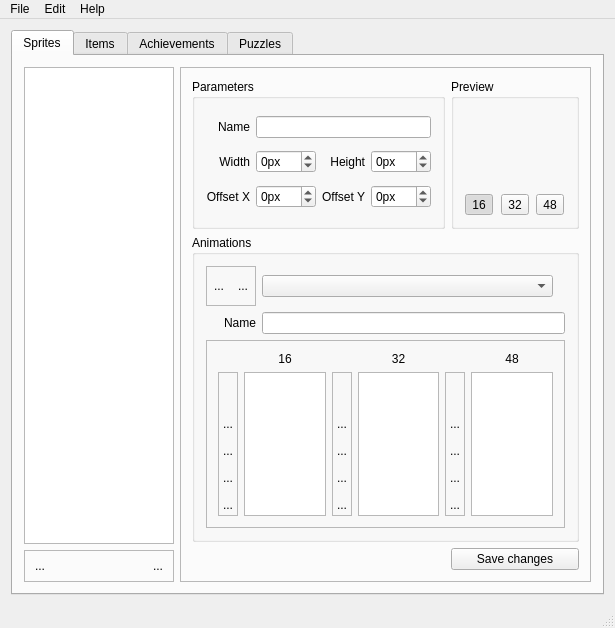
Before: the Qt Designer form mainwindow.ui in particlequest/BrowserQuest-Editor, drawn with Qt 5.
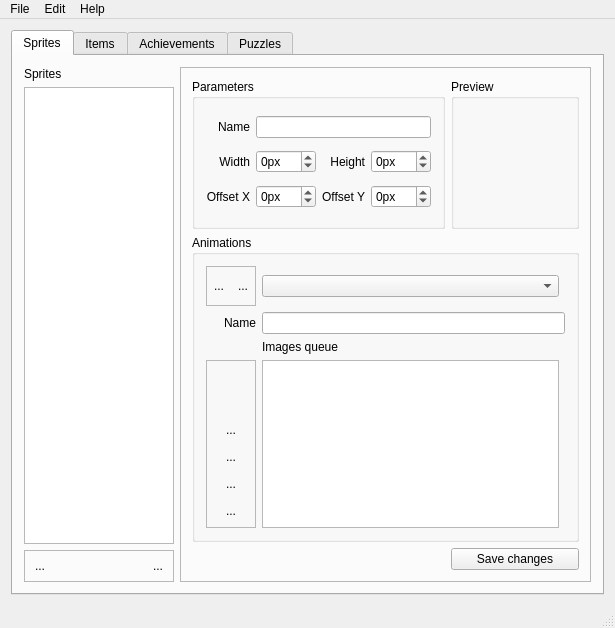
After: the same form once the commit is applied. Icons and pictures are not drawn.

Commit message: SpriteSheet and Animation created. Inital code for main controller Project.

What changed in the file:
```diff
--- a/mainwindow.ui
+++ b/mainwindow.ui
@@ -25,7 +25,7 @@
         <string>Sprites</string>
        </attribute>
        <layout class="QGridLayout" name="gridLayout_2">
-        <item row="1" column="0">
+        <item row="2" column="0">
          <widget class="QFrame" name="sprites_sprite_list_tool_buttons_frame">
           <property name="sizePolicy">
            <sizepolicy hsizetype="Minimum" vsizetype="Minimum">
@@ -126,7 +126,7 @@
           </layout>
          </widget>
         </item>
-        <item row="0" column="0">
+        <item row="1" column="0">
          <widget class="QListWidget" name="sprites_list_view">
           <property name="sizePolicy">
            <sizepolicy hsizetype="Fixed" vsizetype="Expanding">
@@ -142,7 +142,17 @@
           </property>
          </widget>
         </item>
-        <item row="0" column="1" rowspan="2">
+        <item row="0" column="0">
+         <widget class="QLabel" name="sprites_sprites_label">
+          <property name="text">
+           <string>Sprites</string>
+          </property>
+          <property name="alignment">
+           <set>Qt::AlignLeading|Qt::AlignLeft|Qt::AlignVCenter</set>
+          </property>
+         </widget>
+        </item>
+        <item row="0" column="1" rowspan="3">
          <widget class="QFrame" name="sprites_form_frame">
           <property name="sizePolicy">
            <sizepolicy hsizetype="Expanding" vsizetype="Expanding">
@@ -350,68 +360,20 @@
               <string>Animations</string>
              </property>
              <layout class="QGridLayout" name="gridLayout_5">
-              <item row="1" column="1" colspan="3">
-               <widget class="QLineEdit" name="sprites_animation_name_lineEdit"/>
-              </item>
-              <item row="1" column="0">
-               <widget class="QLabel" name="sprites_animation_name_label">
-                <property name="text">
-                 <string>Name</string>
-                </property>
-                <property name="alignment">
-                 <set>Qt::AlignRight|Qt::AlignTrailing|Qt::AlignVCenter</set>
-                </property>
-               </widget>
-              </item>
-              <item row="2" column="0" colspan="4">
-               <widget class="QFrame" name="sprites_animation_images_frame">
-                <property name="frameShape">
-                 <enum>QFrame::StyledPanel</enum>
-                </property>
-                <property name="frameShadow">
-                 <enum>QFrame::Raised</enum>
-                </property>
-                <layout class="QGridLayout" name="gridLayout_7">
-                 <item row="0" column="3">
-                  <widget class="QLabel" name="sprites_animation_images_32_label">
-                   <property name="text">
-                    <string>32</string>
-                   </property>
-                   <property name="alignment">
-                    <set>Qt::AlignCenter</set>
-                   </property>
-                  </widget>
-                 </item>
-                 <item row="1" column="1">
-                  <widget class="QListWidget" name="sprites_animation_images_16_listView"/>
-                 </item>
-                 <item row="0" column="1">
+              <item row="2" column="1">
                   <widget class="QLabel" name="sprites_animation_images_16_label">
                    <property name="text">
-                    <string>16</string>
+                 <string>Images queue</string>
                    </property>
                    <property name="alignment">
-                    <set>Qt::AlignCenter</set>
+                 <set>Qt::AlignLeading|Qt::AlignLeft|Qt::AlignVCenter</set>
                    </property>
                   </widget>
                  </item>
-                 <item row="1" column="3">
-                  <widget class="QListWidget" name="sprites_animation_images_32_listView"/>
-                 </item>
-                 <item row="0" column="5">
-                  <widget class="QLabel" name="sprites_animation_images_48_label">
-                   <property name="text">
-                    <string>48</string>
-                   </property>
-                   <property name="alignment">
-                    <set>Qt::AlignCenter</set>
-                   </property>
-                  </widget>
-                 </item>
-                 <item row="1" column="5">
-                  <widget class="QListWidget" name="sprites_animation_images_48_listView"/>
-                 </item>
-                 <item row="1" column="0">
+              <item row="3" column="1">
+               <widget class="QListWidget" name="sprites_animation_images_16_listView"/>
+              </item>
+              <item row="3" column="0">
                   <widget class="QFrame" name="sprites_animation_images_16_controls_frame">
                    <property name="minimumSize">
                     <size>
@@ -430,16 +392,16 @@
                      <number>6</number>
                     </property>
                     <property name="leftMargin">
-                     <number>0</number>
+                  <number>6</number>
                     </property>
                     <property name="topMargin">
-                     <number>0</number>
+                  <number>6</number>
                     </property>
                     <property name="rightMargin">
-                     <number>0</number>
+                  <number>6</number>
                     </property>
                     <property name="bottomMargin">
-                     <number>0</number>
+                  <number>6</number>
                     </property>
                     <item>
                      <spacer name="sprites_animation_images_16_controls_spacer">
@@ -456,6 +418,12 @@
                     </item>
                     <item>
                      <widget class="QToolButton" name="sprites_animation_images_16_up_button">
+                   <property name="sizePolicy">
+                    <sizepolicy hsizetype="Preferred" vsizetype="Preferred">
+                     <horstretch>0</horstretch>
+                     <verstretch>0</verstretch>
+                    </sizepolicy>
+                   </property>
                       <property name="text">
                        <string>...</string>
                       </property>
@@ -470,6 +438,12 @@
                     </item>
                     <item>
                      <widget class="QToolButton" name="sprites_animation_images_16_down_button">
+                   <property name="sizePolicy">
+                    <sizepolicy hsizetype="Preferred" vsizetype="Preferred">
+                     <horstretch>0</horstretch>
+                     <verstretch>0</verstretch>
+                    </sizepolicy>
+                   </property>
                       <property name="text">
                        <string>...</string>
                       </property>
@@ -484,6 +458,12 @@
                     </item>
                     <item>
                      <widget class="QToolButton" name="sprites_animation_images_16_open_button">
+                   <property name="sizePolicy">
+                    <sizepolicy hsizetype="Preferred" vsizetype="Preferred">
+                     <horstretch>0</horstretch>
+                     <verstretch>0</verstretch>
+                    </sizepolicy>
+                   </property>
                       <property name="text">
                        <string>...</string>
                       </property>
@@ -498,223 +478,22 @@
                     </item>
                     <item>
                      <widget class="QToolButton" name="sprites_animation_images_16_remove_button">
-                      <property name="text">
-                       <string>...</string>
-                      </property>
-                      <property name="icon">
-                       <iconset resource="resources.qrc">
-                        <normaloff>:/icons/img/icons/remove.png</normaloff>:/icons/img/icons/remove.png</iconset>
-                      </property>
-                      <property name="autoRaise">
-                       <bool>true</bool>
-                      </property>
-                     </widget>
-                    </item>
-                   </layout>
-                  </widget>
-                 </item>
-                 <item row="1" column="2">
-                  <widget class="QFrame" name="sprites_animation_images_16_controls_frame_2">
-                   <property name="minimumSize">
-                    <size>
-                     <width>20</width>
-                     <height>0</height>
-                    </size>
-                   </property>
-                   <property name="frameShape">
-                    <enum>QFrame::StyledPanel</enum>
-                   </property>
-                   <property name="frameShadow">
-                    <enum>QFrame::Raised</enum>
-                   </property>
-                   <layout class="QVBoxLayout" name="verticalLayout_2">
-                    <property name="spacing">
-                     <number>6</number>
-                    </property>
-                    <property name="leftMargin">
-                     <number>0</number>
-                    </property>
-                    <property name="topMargin">
-                     <number>0</number>
-                    </property>
-                    <property name="rightMargin">
-                     <number>0</number>
-                    </property>
-                    <property name="bottomMargin">
-                     <number>0</number>
-                    </property>
-                    <item>
-                     <spacer name="sprites_animation_images_32_controls_spacer">
-                      <property name="orientation">
-                       <enum>Qt::Vertical</enum>
-                      </property>
-                      <property name="sizeHint" stdset="0">
-                       <size>
-                        <width>20</width>
-                        <height>40</height>
-                       </size>
-                      </property>
-                     </spacer>
-                    </item>
-                    <item>
-                     <widget class="QToolButton" name="sprites_animation_images_32_up_button">
+                   <property name="sizePolicy">
+                    <sizepolicy hsizetype="Preferred" vsizetype="Preferred">
+                     <horstretch>0</horstretch>
+                     <verstretch>0</verstretch>
+                    </sizepolicy>
+                   </property>
                       <property name="text">
                        <string>...</string>
                       </property>
                       <property name="icon">
                        <iconset resource="resources.qrc">
-                        <normaloff>:/icons/img/icons/up.png</normaloff>:/icons/img/icons/up.png</iconset>
-                      </property>
-                      <property name="autoRaise">
-                       <bool>true</bool>
-                      </property>
-                     </widget>
-                    </item>
-                    <item>
-                     <widget class="QToolButton" name="sprites_animation_images_32_down_button">
-                      <property name="text">
-                       <string>...</string>
-                      </property>
-                      <property name="icon">
-                       <iconset resource="resources.qrc">
-                        <normaloff>:/icons/img/icons/down.png</normaloff>:/icons/img/icons/down.png</iconset>
-                      </property>
-                      <property name="autoRaise">
-                       <bool>true</bool>
-                      </property>
-                     </widget>
-                    </item>
-                    <item>
-                     <widget class="QToolButton" name="sprites_animation_images_32_open_button">
-                      <property name="text">
-                       <string>...</string>
-                      </property>
-                      <property name="icon">
-                       <iconset resource="resources.qrc">
-                        <normaloff>:/icons/img/icons/open-folder.png</normaloff>:/icons/img/icons/open-folder.png</iconset>
-                      </property>
-                      <property name="autoRaise">
-                       <bool>true</bool>
-                      </property>
-                     </widget>
-                    </item>
-                    <item>
-                     <widget class="QToolButton" name="sprites_animation_images_32_remove_button">
-                      <property name="text">
-                       <string>...</string>
-                      </property>
-                      <property name="icon">
-                       <iconset resource="resources.qrc">
                         <normaloff>:/icons/img/icons/remove.png</normaloff>:/icons/img/icons/remove.png</iconset>
                       </property>
                       <property name="autoRaise">
                        <bool>true</bool>
                       </property>
-                     </widget>
-                    </item>
-                   </layout>
-                  </widget>
-                 </item>
-                 <item row="1" column="4">
-                  <widget class="QFrame" name="sprites_animation_images_16_controls_frame_3">
-                   <property name="minimumSize">
-                    <size>
-                     <width>20</width>
-                     <height>0</height>
-                    </size>
-                   </property>
-                   <property name="frameShape">
-                    <enum>QFrame::StyledPanel</enum>
-                   </property>
-                   <property name="frameShadow">
-                    <enum>QFrame::Raised</enum>
-                   </property>
-                   <layout class="QVBoxLayout" name="verticalLayout_3">
-                    <property name="spacing">
-                     <number>6</number>
-                    </property>
-                    <property name="leftMargin">
-                     <number>0</number>
-                    </property>
-                    <property name="topMargin">
-                     <number>0</number>
-                    </property>
-                    <property name="rightMargin">
-                     <number>0</number>
-                    </property>
-                    <property name="bottomMargin">
-                     <number>0</number>
-                    </property>
-                    <item>
-                     <spacer name="sprites_animation_images_48_controls_spacer">
-                      <property name="orientation">
-                       <enum>Qt::Vertical</enum>
-                      </property>
-                      <property name="sizeHint" stdset="0">
-                       <size>
-                        <width>20</width>
-                        <height>40</height>
-                       </size>
-                      </property>
-                     </spacer>
-                    </item>
-                    <item>
-                     <widget class="QToolButton" name="sprites_animation_images_48_up_button">
-                      <property name="text">
-                       <string>...</string>
-                      </property>
-                      <property name="icon">
-                       <iconset resource="resources.qrc">
-                        <normaloff>:/icons/img/icons/up.png</normaloff>:/icons/img/icons/up.png</iconset>
-                      </property>
-                      <property name="autoRaise">
-                       <bool>true</bool>
-                      </property>
-                     </widget>
-                    </item>
-                    <item>
-                     <widget class="QToolButton" name="sprites_animation_images_48_down_button">
-                      <property name="text">
-                       <string>...</string>
-                      </property>
-                      <property name="icon">
-                       <iconset resource="resources.qrc">
-                        <normaloff>:/icons/img/icons/down.png</normaloff>:/icons/img/icons/down.png</iconset>
-                      </property>
-                      <property name="autoRaise">
-                       <bool>true</bool>
-                      </property>
-                     </widget>
-                    </item>
-                    <item>
-                     <widget class="QToolButton" name="sprites_animation_images_48_open_button">
-                      <property name="text">
-                       <string>...</string>
-                      </property>
-                      <property name="icon">
-                       <iconset resource="resources.qrc">
-                        <normaloff>:/icons/img/icons/open-folder.png</normaloff>:/icons/img/icons/open-folder.png</iconset>
-                      </property>
-                      <property name="autoRaise">
-                       <bool>true</bool>
-                      </property>
-                     </widget>
-                    </item>
-                    <item>
-                     <widget class="QToolButton" name="sprites_animation_images_48_remove_button">
-                      <property name="text">
-                       <string>...</string>
-                      </property>
-                      <property name="icon">
-                       <iconset resource="resources.qrc">
-                        <normaloff>:/icons/img/icons/remove.png</normaloff>:/icons/img/icons/remove.png</iconset>
-                      </property>
-                      <property name="autoRaise">
-                       <bool>true</bool>
-                      </property>
-                     </widget>
-                    </item>
-                   </layout>
                   </widget>
                  </item>
                 </layout>
@@ -787,6 +566,19 @@
                 </layout>
                </widget>
               </item>
+              <item row="1" column="1" colspan="2">
+               <widget class="QLineEdit" name="sprites_animation_name_lineEdit"/>
+              </item>
+              <item row="1" column="0">
+               <widget class="QLabel" name="sprites_animation_name_label">
+                <property name="text">
+                 <string>Name</string>
+                </property>
+                <property name="alignment">
+                 <set>Qt::AlignRight|Qt::AlignTrailing|Qt::AlignVCenter</set>
+                </property>
+               </widget>
+              </item>
               <item row="0" column="1">
                <widget class="QComboBox" name="sprites_animation_comboBox">
                 <property name="sizePolicy">
@@ -830,52 +622,10 @@
               <string>Preview</string>
              </property>
              <layout class="QGridLayout" name="gridLayout_4">
-              <item row="1" column="1">
-               <widget class="QToolButton" name="sprites_32x32_button">
-                <property name="text">
-                 <string>32</string>
-                </property>
-                <property name="checkable">
-                 <bool>true</bool>
-                </property>
-                <property name="autoExclusive">
-                 <bool>true</bool>
-                </property>
-               </widget>
-              </item>
-              <item row="1" column="0">
-               <widget class="QToolButton" name="sprites_16x16_button">
-                <property name="text">
-                 <string>16</string>
-                </property>
-                <property name="checkable">
-                 <bool>true</bool>
-                </property>
-                <property name="checked">
-                 <bool>true</bool>
-                </property>
-                <property name="autoExclusive">
-                 <bool>true</bool>
-                </property>
-               </widget>
-              </item>
-              <item row="1" column="2">
-               <widget class="QToolButton" name="sprites_48x48_button">
-                <property name="text">
-                 <string>48</string>
-                </property>
-                <property name="checkable">
-                 <bool>true</bool>
-                </property>
-                <property name="autoExclusive">
-                 <bool>true</bool>
-                </property>
-               </widget>
-              </item>
-              <item row="0" column="0" colspan="3">
+              <item row="0" column="0" colspan="2">
                <widget class="QWidget" name="sprites_preview_widget" native="true">
                 <property name="sizePolicy">
-                 <sizepolicy hsizetype="Fixed" vsizetype="Fixed">
+                 <sizepolicy hsizetype="Expanding" vsizetype="Expanding">
                   <horstretch>0</horstretch>
                   <verstretch>0</verstretch>
                  </sizepolicy>
@@ -935,7 +685,7 @@
     <property name="title">
      <string>File</string>
     </property>
-    <addaction name="actionLoad"/>
+    <addaction name="actionOpenProject"/>
     <addaction name="separator"/>
     <addaction name="actionExit"/>
    </widget>
@@ -956,7 +706,7 @@
    <addaction name="menuHelp"/>
   </widget>
   <widget class="QStatusBar" name="statusBar"/>
-  <action name="actionLoad">
+  <action name="actionOpenProject">
    <property name="text">
     <string>Open Project</string>
    </property>
```
Lines whose indentation alone changed are shown as unchanged. The commit also changes 10 other files.
